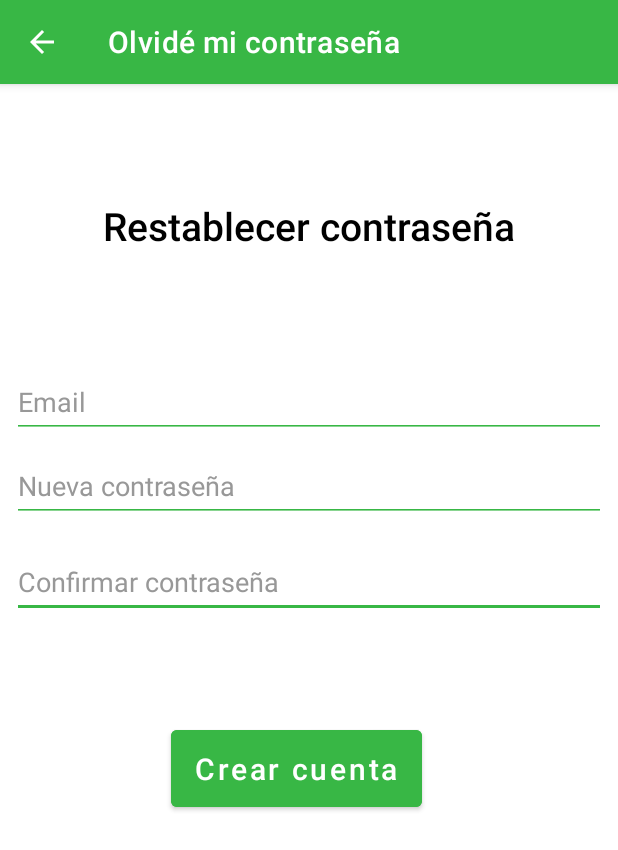
After one commit to Ivan-Urenda/Nutrity, an Android app: the Forgot_pass_Activity screen opened directly, with no data from a screen before it, on a phone screen of 412 x 824 dp. The commit adds this screen. Shown: the top 850 px of the screen. Run offline under Robolectric (Android 15) with nearby library versions, the phone set to English and light mode, and no system bars.

Commit message:
Ultimo push antes de MC

```diff
--- a/app/src/main/AndroidManifest.xml
+++ b/app/src/main/AndroidManifest.xml
@@ -10,10 +10,14 @@
         android:supportsRtl="true"
         android:theme="@style/Theme.Nutrity">
         <activity
+            android:name=".ui.forgot_pass.Forgot_pass_Activity"
+            android:label="Olvidé mi contraseña"
+            android:exported="false" />
+        <activity
             android:name=".ui.signup.SignupActivity"
             android:exported="false"
-            android:theme="@style/Theme.Nutrity"
-            android:label="Registrarse"/>
+            android:label="Registrarse"
+            android:theme="@style/Theme.Nutrity" />
         <activity
             android:name=".ui.login.LoginActivity"
             android:exported="true"
@@ -29,7 +33,7 @@
             android:name=".MainActivity"
             android:exported="true"
             android:label="@string/app_name"
-            android:theme="@style/Theme.Nutrity.NoActionBar"></activity>
+            android:theme="@style/Theme.Nutrity.NoActionBar" />
     </application>
 
 </manifest>
--- a/app/src/main/java/com/example/nutrity/MainActivity.kt
+++ b/app/src/main/java/com/example/nutrity/MainActivity.kt
@@ -44,9 +44,6 @@ class MainActivity : AppCompatActivity() {
 
         setupActionBarWithNavController(navController, appBarConfiguration)
         navView.setupWithNavController(navController)
-
-
-
     }
 
 
--- /dev/null
+++ b/app/src/main/java/com/example/nutrity/ui/forgot_pass/Forgot_pass_Activity.kt
@@ -0,0 +1,33 @@
+package com.example.nutrity.ui.forgot_pass
+
+import androidx.appcompat.app.AppCompatActivity
+import android.os.Bundle
+import android.view.MenuItem
+import com.example.nutrity.R
+import com.example.nutrity.databinding.ActivityForgotPassBinding
+
+class Forgot_pass_Activity : AppCompatActivity() {
+
+    private lateinit var binding: ActivityForgotPassBinding
+
+    override fun onCreate(savedInstanceState: Bundle?) {
+        super.onCreate(savedInstanceState)
+
+        supportActionBar?.setDisplayHomeAsUpEnabled(true)
+
+        binding = ActivityForgotPassBinding.inflate(layoutInflater)
+        setContentView(R.layout.activity_forgot_pass)
+    }
+
+    override fun onOptionsItemSelected(item: MenuItem): Boolean {
+
+        when(item.itemId)
+        {
+            android.R.id.home -> {
+                finish()
+                return true
+            }
+        }
+        return super.onOptionsItemSelected(item)
+    }
+}
--- a/app/src/main/java/com/example/nutrity/ui/login/LoginActivity.kt
+++ b/app/src/main/java/com/example/nutrity/ui/login/LoginActivity.kt
@@ -18,6 +18,7 @@ import com.example.nutrity.MainActivity
 import com.example.nutrity.databinding.ActivityLoginBinding
 
 import com.example.nutrity.R
+import com.example.nutrity.ui.forgot_pass.Forgot_pass_Activity
 import com.example.nutrity.ui.signup.SignupActivity
 
 class LoginActivity : AppCompatActivity() {
@@ -53,6 +54,13 @@ class LoginActivity : AppCompatActivity() {
             startActivity(intent)
         }
 
+        val pass = binding.recoverPass
+
+        pass.setOnClickListener {
+            val intent:Intent = Intent(this, Forgot_pass_Activity::class.java)
+            startActivity(intent)
+        }
+
 
     }
 }
--- a/app/src/main/java/com/example/nutrity/ui/PlatilloFragment.kt
+++ b/app/src/main/java/com/example/nutrity/ui/platillo/PlatilloFragment.kt
@@ -1,4 +1,4 @@
-package com.example.nutrity.ui
+package com.example.nutrity.ui.platillo
 
 import androidx.lifecycle.ViewModelProvider
 import android.os.Bundle
--- a/app/src/main/java/com/example/nutrity/ui/PlatilloViewModel.kt
+++ b/app/src/main/java/com/example/nutrity/ui/platillo/PlatilloViewModel.kt
@@ -1,4 +1,4 @@
-package com.example.nutrity.ui
+package com.example.nutrity.ui.platillo
 
 import androidx.lifecycle.ViewModel
 
--- /dev/null
+++ b/app/src/main/res/layout/activity_forgot_pass.xml
@@ -0,0 +1,97 @@
+<?xml version="1.0" encoding="utf-8"?>
+<androidx.constraintlayout.widget.ConstraintLayout xmlns:android="http://schemas.android.com/apk/res/android"
+    xmlns:app="http://schemas.android.com/apk/res-auto"
+    xmlns:tools="http://schemas.android.com/tools"
+    android:layout_width="match_parent"
+    android:layout_height="match_parent"
+    tools:context=".ui.forgot_pass.Forgot_pass_Activity">
+
+    <TextView
+        android:id="@+id/textView58"
+        android:layout_width="wrap_content"
+        android:layout_height="wrap_content"
+        android:fontFamily="sans-serif-medium"
+        android:text="Restablecer contraseña"
+        android:textColor="@color/black"
+        android:textSize="26sp"
+        app:layout_constraintBottom_toTopOf="@+id/name"
+        app:layout_constraintEnd_toEndOf="parent"
+        app:layout_constraintStart_toStartOf="parent"
+        app:layout_constraintTop_toTopOf="parent" />
+
+    <EditText
+        android:id="@+id/password"
+        android:layout_width="match_parent"
+        android:layout_height="wrap_content"
+        android:layout_marginStart="8dp"
+        android:layout_marginTop="16dp"
+        android:layout_marginEnd="8dp"
+        android:ems="10"
+        android:hint="Confirmar contraseña"
+        android:inputType="textPassword"
+        android:minHeight="48dp"
+        android:textColorHint="#989898"
+        android:theme="@style/CampoTextoVerde"
+        app:layout_constraintEnd_toEndOf="parent"
+        app:layout_constraintHorizontal_bias="0.0"
+        app:layout_constraintStart_toStartOf="parent"
+        app:layout_constraintTop_toBottomOf="@+id/username" />
+
+    <EditText
+        android:id="@+id/name"
+        android:layout_width="match_parent"
+        android:layout_height="wrap_content"
+        android:layout_marginStart="8dp"
+        android:layout_marginEnd="8dp"
+        android:layout_marginBottom="8dp"
+        android:autofillHints=""
+        android:ems="10"
+        android:hint="Email"
+        android:inputType="textEmailAddress"
+        android:minHeight="48dp"
+        android:singleLine="false"
+        android:textColor="@color/black"
+        android:textColorHint="#989898"
+        android:theme="@style/CampoTextoVerde"
+        app:layout_constraintBottom_toTopOf="@+id/username"
+        app:layout_constraintEnd_toEndOf="parent"
+        app:layout_constraintHorizontal_bias="0.0"
+        app:layout_constraintStart_toStartOf="parent" />
+
+    <Button
+        android:id="@+id/login"
+        android:layout_width="wrap_content"
+        android:layout_height="63dp"
+        android:layout_marginBottom="280dp"
+        android:backgroundTint="#38B745"
+        android:text="Crear cuenta"
+        android:textAllCaps="false"
+        android:textColor="@color/white"
+        android:textSize="20sp"
+        app:layout_constraintBottom_toBottomOf="parent"
+        app:layout_constraintEnd_toEndOf="parent"
+        app:layout_constraintHorizontal_bias="0.466"
+        app:layout_constraintStart_toStartOf="parent" />
+
+    <EditText
+        android:id="@+id/username"
+        android:layout_width="match_parent"
+        android:layout_height="wrap_content"
+        android:layout_marginStart="8dp"
+        android:layout_marginEnd="8dp"
+        android:layout_marginBottom="476dp"
+        android:autofillHints=""
+        android:ems="10"
+        android:hint="Nueva contraseña"
+        android:inputType="textEmailAddress"
+        android:minHeight="48dp"
+        android:singleLine="false"
+        android:textColor="@color/black"
+        android:textColorHint="#989898"
+        android:theme="@style/CampoTextoVerde"
+        app:layout_constraintBottom_toBottomOf="parent"
+        app:layout_constraintEnd_toEndOf="parent"
+        app:layout_constraintHorizontal_bias="0.0"
+        app:layout_constraintStart_toStartOf="parent" />
+
+</androidx.constraintlayout.widget.ConstraintLayout>
--- a/app/src/main/res/layout/activity_login.xml
+++ b/app/src/main/res/layout/activity_login.xml
@@ -53,7 +53,7 @@
         app:layout_constraintTop_toBottomOf="@+id/textView3" />
 
     <TextView
-        android:id="@+id/textView4"
+        android:id="@+id/recoverPass"
         android:layout_width="match_parent"
         android:layout_height="wrap_content"
         android:layout_marginEnd="16dp"
@@ -65,7 +65,9 @@
         app:layout_constraintBottom_toTopOf="@+id/login"
         app:layout_constraintEnd_toEndOf="parent"
         app:layout_constraintTop_toTopOf="@+id/username"
-        app:layout_constraintVertical_bias="0.638" />
+        app:layout_constraintVertical_bias="0.638"
+        android:clickable="true"
+        android:focusable="true"/>
 
     <EditText
         android:id="@+id/password"
@@ -79,7 +81,7 @@
         android:minHeight="48dp"
         android:textColorHint="#989898"
         android:theme="@style/CampoTextoVerde"
-        app:layout_constraintBottom_toTopOf="@+id/textView4"
+        app:layout_constraintBottom_toTopOf="@+id/recoverPass"
         app:layout_constraintEnd_toEndOf="parent"
         app:layout_constraintHorizontal_bias="0.0"
         app:layout_constraintStart_toStartOf="parent"
--- a/app/src/main/res/layout/platillo_fragment.xml
+++ b/app/src/main/res/layout/platillo_fragment.xml
@@ -4,7 +4,7 @@
     xmlns:tools="http://schemas.android.com/tools"
     android:layout_width="match_parent"
     android:layout_height="match_parent"
-    tools:context=".ui.PlatilloFragment">
+    tools:context=".ui.platillo.PlatilloFragment">
 
 
     <TextView
--- a/app/src/main/res/navigation/mobile_navigation.xml
+++ b/app/src/main/res/navigation/mobile_navigation.xml
@@ -33,7 +33,7 @@
         tools:layout="@layout/i_m_c_fragment" />
     <fragment
         android:id="@+id/platilloFragment"
-        android:name="com.example.nutrity.ui.PlatilloFragment"
+        android:name="com.example.nutrity.ui.platillo.PlatilloFragment"
         android:label="Sushi"
         tools:layout="@layout/platillo_fragment" />
 </navigation>
```
